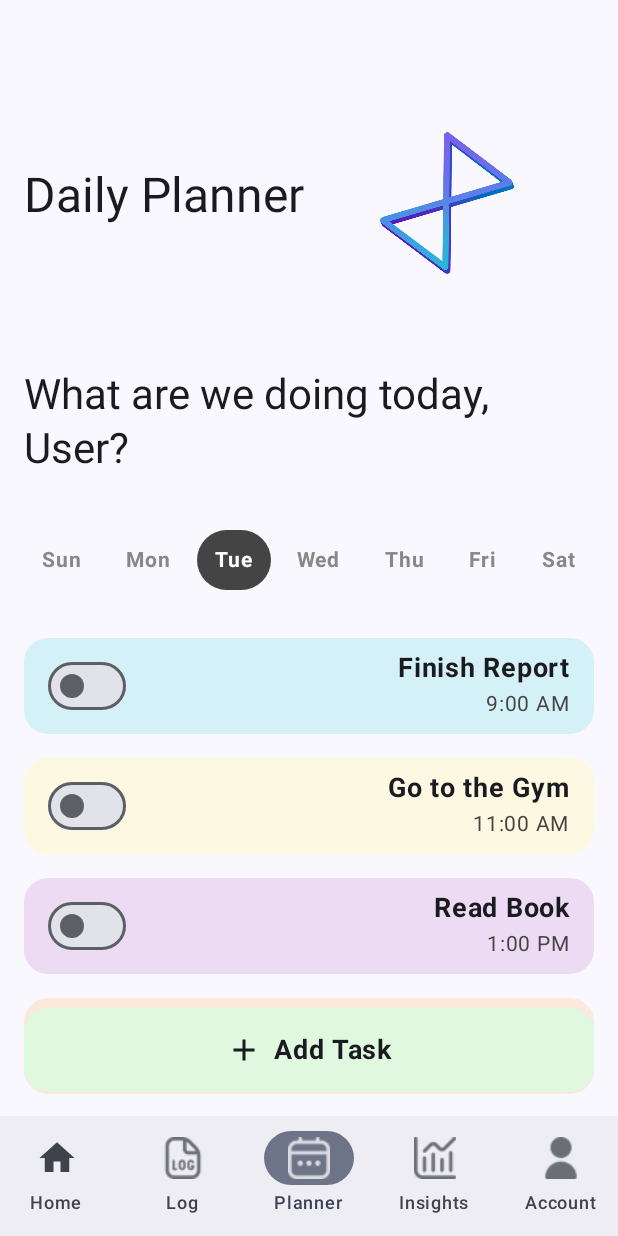
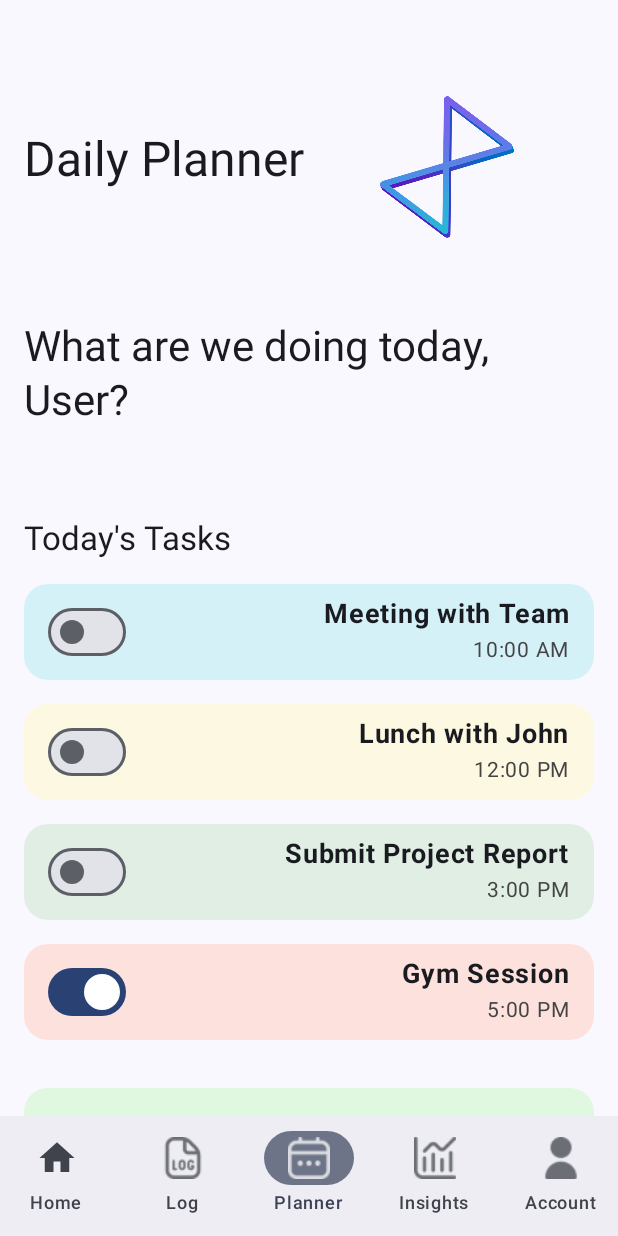
Before and after one commit to Cos229-239/2025_10_Team1, an Android app built with Jetpack Compose: the screen it shows after launch (MainActivity), on a phone screen of 412 x 824 dp. Run offline under Robolectric (Android 15) with nearby library versions, the phone set to English and light mode, and no system bars.

Commit message:
All but the bottom nav bar is functional

```diff
--- a/app/src/main/java/com/example/myapplication/MainActivity.kt
+++ b/app/src/main/java/com/example/myapplication/MainActivity.kt
@@ -1,8 +1,6 @@
 package com.example.myapplication
 
-import android.content.Context
 import android.os.Bundle
-import android.provider.ContactsContract
 import androidx.activity.ComponentActivity
 import androidx.activity.compose.setContent
 import androidx.activity.enableEdgeToEdge
@@ -10,7 +8,6 @@ import androidx.compose.foundation.background
 import androidx.compose.foundation.clickable
 import androidx.compose.foundation.layout.*
 import androidx.compose.foundation.rememberScrollState
-import androidx.compose.foundation.shape.CircleShape
 import androidx.compose.foundation.shape.RoundedCornerShape
 import androidx.compose.foundation.verticalScroll
 import androidx.compose.material.icons.Icons
@@ -21,19 +18,26 @@ import androidx.compose.runtime.getValue
 import androidx.compose.runtime.setValue
 import androidx.compose.ui.Alignment
 import androidx.compose.ui.Modifier
-import androidx.compose.ui.draw.clip
 import androidx.compose.ui.graphics.Color
-import androidx.compose.ui.platform.LocalContext
 import androidx.compose.ui.res.painterResource
 import androidx.compose.ui.text.font.FontWeight
 import androidx.compose.ui.tooling.preview.Preview
 import androidx.compose.ui.unit.dp
 import androidx.compose.ui.unit.sp
 import com.example.myapplication.ui.theme.MyApplicationTheme
-import kotlinx.coroutines.launch
+import java.text.SimpleDateFormat
+import java.util.Date
+import java.util.Locale
 
 // --- Data Classes ---
-data class Task(val title: String, val time: String, val color: Color, val isCompleted: Boolean)
+data class PlannerTask(
+    val id: Long = System.currentTimeMillis(), // Unique ID for each task
+    val title: String,
+    val time: String,
+    val color: Color,
+    var isCompleted: Boolean // Make isCompleted a var
+)
+
 data class BottomNavItem(val label: String, val iconResId: Int)
 
 
@@ -43,79 +47,136 @@ class MainActivity : ComponentActivity() {
         enableEdgeToEdge()
         setContent {
             MyApplicationTheme {
-
                 PlannerScreen(modifier = Modifier.fillMaxSize())
             }
         }
     }
 }
 
-
-
-
 @Composable
 fun PlannerScreen(modifier: Modifier = Modifier) {
-    val tasks = listOf(
-        Task("Finish Report", "9:00 AM", Color(0xFFB2EBF2), false),
-        Task("Go to the Gym", "11:00 AM", Color(0xFFFFF9C4), false),
-        Task("Read Book", "1:00 PM", Color(0xFFE1BEE7), false),
-        Task("Project Meeting", "3:00 PM", Color(0xFFFFDAB9), false)
+    val tasks = remember {
+        mutableStateListOf(
+            PlannerTask(title = "Meeting with Team", time = "10:00 AM", color = Color(0xFFB2EBF2), isCompleted = false),
+            PlannerTask(title = "Lunch with John", time = "12:00 PM", color = Color(0xFFFFF9C4), isCompleted = false),
+            PlannerTask(title = "Submit Project Report", time = "3:00 PM", color = Color(0xFFC8E6C9), isCompleted = false),
+            PlannerTask(title = "Gym Session", time = "5:00 PM", color = Color(0xFFFFCCBC), isCompleted = true)
         )
+    }
 
-    var selectedDay by remember { mutableStateOf("Tue") }
-    var userName by remember { mutableStateOf("Name") }
-    val context = LocalContext.current
+    // --- 1. State to control the dialog's visibility ---
+    var showAddTaskDialog by remember { mutableStateOf(false) }
 
-    LaunchedEffect(Unit) {
-        userName = getUserDisplayName(context)
+    // --- 2. Show the dialog when the state is true ---
+    if (showAddTaskDialog) {
+        AddTaskDialog(
+            onDismiss = { showAddTaskDialog = false },
+            onTaskAdd = { taskTitle ->
+                val currentTime = SimpleDateFormat("h:mm a", Locale.getDefault()).format(Date())
+                tasks.add(
+                    PlannerTask(
+                        title = taskTitle,
+                        time = currentTime,
+                        color = Color(0xFFE1BEE7), // You can randomize this color later
+                        isCompleted = false
+                    )
+                )
+                showAddTaskDialog = false // Close the dialog after adding
+            }
+        )
     }
 
     Scaffold(
         bottomBar = { AppBottomNavigationBar() },
         modifier = modifier
     ) { innerPadding ->
-
-        Box(modifier = Modifier.padding(innerPadding)) {
         Column(
             modifier = Modifier
+                .padding(innerPadding)
+                .padding(WindowInsets.systemBars.only(WindowInsetsSides.Top).asPaddingValues())
                 .fillMaxSize()
                 .padding(horizontal = 16.dp)
                 .verticalScroll(rememberScrollState())
         ) {
+
             TopHeader()
-                WelcomeMessage(name = userName)
-                DaySelector(
-                    selectedDay = selectedDay,
-                    onDaySelected = { day -> selectedDay = day }
+            WelcomeMessage(name = "User")
+
+
+            Spacer(modifier = Modifier.height(24.dp))
+
+            Text(
+                text = "Today's Tasks",
+                style = MaterialTheme.typography.titleLarge,
+                modifier = Modifier.padding(bottom = 8.dp)
             )
-                Spacer(modifier = Modifier.height(24.dp))
-                tasks.forEach { task -> TaskItem(task = task) }
-                Spacer(modifier = Modifier.height(80.dp))
+
+            tasks.forEachIndexed { index, task ->
+                TaskItem(
+                    task = task,
+                    onTaskCompletedChange = { newCompletionState ->
+                        tasks[index] = task.copy(isCompleted = newCompletionState)
+                    }
+                )
             }
 
+            Spacer(modifier = Modifier.height(24.dp))
 
+            // --- 3. Update the button's action to show the dialog ---
             AddTaskButton(
-                modifier = Modifier
-                    .align(Alignment.BottomCenter)
-                    .padding(horizontal = 16.dp)
-                    .padding(bottom = 16.dp)
+                modifier = Modifier.padding(bottom = 16.dp),
+                onAddTask = { showAddTaskDialog = true }
             )
         }
     }
 }
 
+// --- 4. NEW: Composable for the Add Task Dialog ---
+@Composable
+fun AddTaskDialog(onDismiss: () -> Unit, onTaskAdd: (String) -> Unit) {
+    var taskTitle by remember { mutableStateOf("") }
 
-
+    AlertDialog(
+        onDismissRequest = onDismiss,
+        title = { Text("Add a New Task") },
+        text = {
+            OutlinedTextField(
+                value = taskTitle,
+                onValueChange = { taskTitle = it },
+                label = { Text("Task Title") },
+                singleLine = true,
+                modifier = Modifier.fillMaxWidth()
+            )
+        },
+        confirmButton = {
+            Button(
+                onClick = {
+                    if (taskTitle.isNotBlank()) {
+                        onTaskAdd(taskTitle)
+                    }
+                },
+                // The button is only enabled if the user has typed something
+                enabled = taskTitle.isNotBlank()
+            ) {
+                Text("Add")
+            }
+        },
+        dismissButton = {
+            Button(onClick = onDismiss) {
+                Text("Cancel")
+            }
+        }
+    )
+}
 
 @Composable
-fun TopHeader() {
+fun TopHeader(modifier: Modifier = Modifier) {
     Row(
-        modifier = Modifier
-            .fillMaxWidth()
-            .padding(top = 24.dp, bottom = 8.dp),
+        modifier = modifier
+            .fillMaxWidth(),
         verticalAlignment = Alignment.CenterVertically
-        // horizontalArrangement is removed
     ) {
+
         Row(verticalAlignment = Alignment.CenterVertically) {
             Text(
                 text = "Daily Planner",
@@ -129,9 +190,10 @@ fun TopHeader() {
                 modifier = Modifier.padding(start = 8.dp)
             )
         }
-        // IconButton for the menu is removed
     }
 }
+
+
 
 @Composable
 fun WelcomeMessage(name: String) {
@@ -144,45 +206,10 @@ fun WelcomeMessage(name: String) {
 }
 
 @Composable
-fun DaySelector(selectedDay: String, onDaySelected: (String) -> Unit) {
-    val days = listOf("Sun", "Mon", "Tue", "Wed", "Thu", "Fri", "Sat")
-    Row(
-        modifier = Modifier.fillMaxWidth(),
-        horizontalArrangement = Arrangement.SpaceBetween,
-        verticalAlignment = Alignment.CenterVertically
+fun TaskItem(
+    task: PlannerTask,
+    onTaskCompletedChange: (Boolean) -> Unit
 ) {
-        days.forEach { day ->
-            DayChip(
-                day = day,
-                isSelected = day == selectedDay,
-                onDayClick = { onDaySelected(day) }
-            )
-        }
-    }
-}
-
-@Composable
-fun DayChip(day: String, isSelected: Boolean, onDayClick: () -> Unit) {
-    Box(
-        modifier = Modifier
-            .clip(CircleShape)
-            .clickable(onClick = onDayClick)
-            .background(if (isSelected) Color.DarkGray else Color.Transparent)
-            .padding(vertical = 8.dp, horizontal = 12.dp),
-        contentAlignment = Alignment.Center
-    ) {
-        Text(
-            text = day,
-            color = if (isSelected) Color.White else Color.Gray,
-            fontWeight = FontWeight.Bold,
-            fontSize = 14.sp
-        )
-    }
-}
-
-@Composable
-fun TaskItem(task: Task) {
-    var isChecked by remember { mutableStateOf(task.isCompleted) }
     Row(
         modifier = Modifier
             .fillMaxWidth()
@@ -195,13 +222,10 @@ fun TaskItem(task: Task) {
         verticalAlignment = Alignment.CenterVertically,
         horizontalArrangement = Arrangement.SpaceBetween
     ) {
-
         Switch(
-            checked = isChecked,
-            onCheckedChange = { isChecked = it }
+            checked = task.isCompleted,
+            onCheckedChange = onTaskCompletedChange
         )
-
-
         Column(
             horizontalAlignment = Alignment.End
         ) {
@@ -220,11 +244,15 @@ fun TaskItem(task: Task) {
 }
 
 @Composable
-fun AddTaskButton(modifier: Modifier = Modifier) {
+fun AddTaskButton(
+    modifier: Modifier = Modifier,
+    onAddTask: () -> Unit
+) {
     Row(
         modifier = modifier
             .fillMaxWidth()
             .background(Color(0xFFE0F7E0), shape = RoundedCornerShape(16.dp))
+            .clickable(onClick = onAddTask)
             .padding(16.dp),
         verticalAlignment = Alignment.CenterVertically,
         horizontalArrangement = Arrangement.Center
@@ -238,6 +266,7 @@ fun AddTaskButton(modifier: Modifier = Modifier) {
         )
     }
 }
+
 
 @Composable
 fun AppBottomNavigationBar() {
@@ -273,26 +302,6 @@ fun AppBottomNavigationBar() {
     }
 }
 
-private fun getUserDisplayName(context: Context): String {
-    try {
-        val cursor = context.contentResolver.query(
-            ContactsContract.Profile.CONTENT_URI,
-            arrayOf(ContactsContract.Profile.DISPLAY_NAME_PRIMARY),
-            null, null, null
-        )
-        if (cursor != null && cursor.moveToFirst()) {
-            val name = cursor.getString(0)
-            cursor.close()
-            if (!name.isNullOrBlank()) {
-                return name.split(" ")[0]
-            }
-        }
-    } catch (e: Exception) {
-        e.printStackTrace()
-    }
-    return "User"
-}
-
 @Preview(showBackground = true)
 @Composable
 fun PlannerScreenPreview() {
--- a/settings.gradle.kts
+++ b/settings.gradle.kts
@@ -16,6 +16,7 @@ dependencyResolutionManagement {
     repositories {
         google()
         mavenCentral()
+
     }
 }
 
```
Also changed, not shown: app/build.gradle.kts (+34 -6 lines), gradle/libs.versions.toml (+9 -5 lines). Lines whose indentation alone changed are shown as unchanged.
